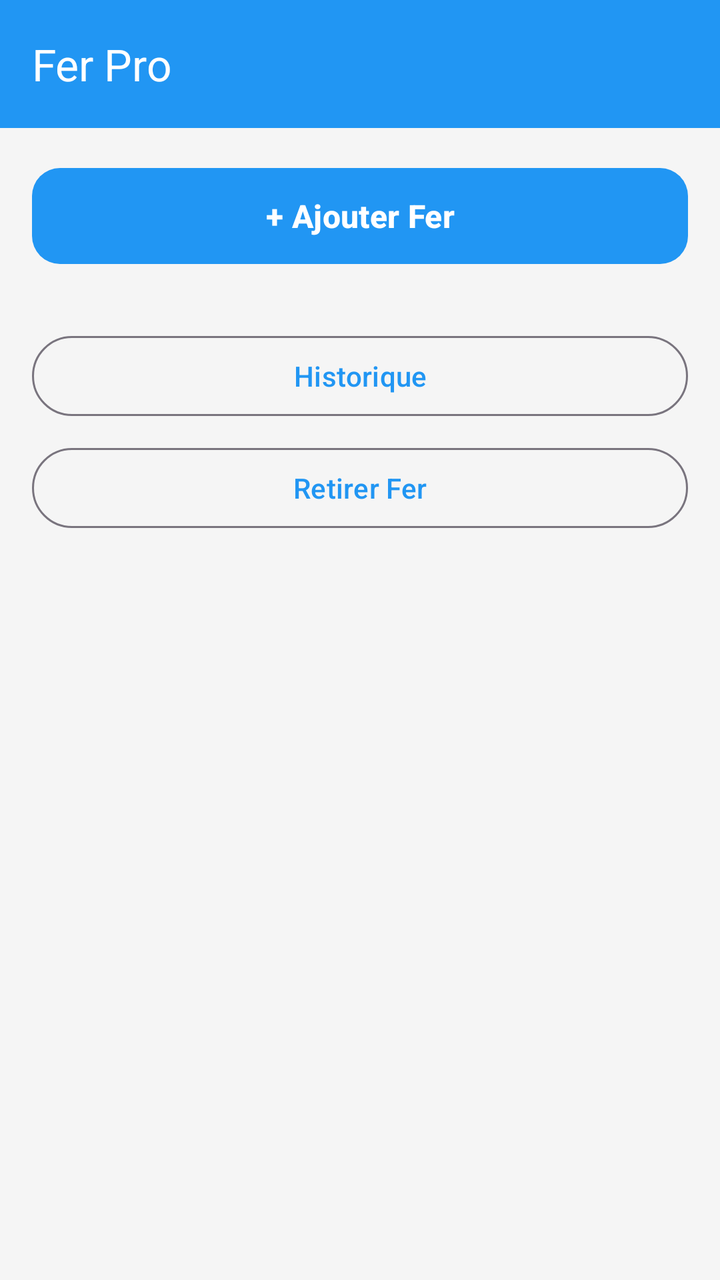
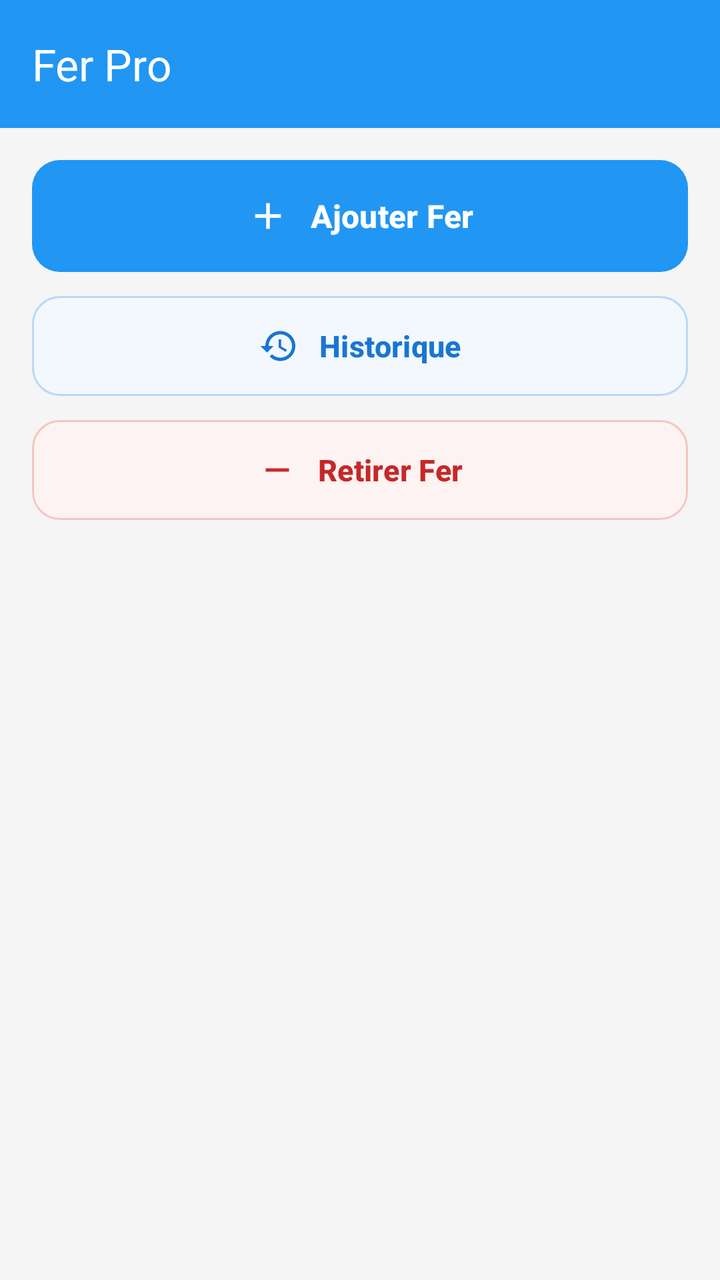

An Android layout rendered at two revisions. The XML below is the earlier revision; the diff shows what the commit changed to produce the second picture.
<!-- AndroidManifest.xml: application theme Theme.GKMBarFer -->
<!-- res/layout/activity_stock.xml -->
<?xml version="1.0" encoding="utf-8"?>
<androidx.drawerlayout.widget.DrawerLayout
    xmlns:android="http://schemas.android.com/apk/res/android"
    xmlns:app="http://schemas.android.com/apk/res-auto"
    android:id="@+id/drawerLayout"
    android:layout_width="match_parent"
    android:layout_height="match_parent">

    <LinearLayout
        android:layout_width="match_parent"
        android:layout_height="match_parent"
        android:orientation="vertical"
        android:background="@color/background">

        <include layout="@layout/layout_header" />

        <ScrollView
            android:layout_width="match_parent"
            android:layout_height="0dp"
            android:layout_weight="1"
            android:padding="16dp">

            <LinearLayout
                android:layout_width="match_parent"
                android:layout_height="wrap_content"
                android:orientation="vertical">

                <Button
                    android:id="@+id/btnAjouterFer"
                    style="@style/Widget.Material3.Button"
                    android:layout_width="match_parent"
                    android:layout_height="56dp"
                    android:layout_marginBottom="20dp"
                    android:text="+ Ajouter Fer"
                    android:textAllCaps="false"
                    android:textSize="16sp"
                    android:textStyle="bold"
                    android:textColor="@color/white"
                    app:backgroundTint="@color/primary"
                    app:cornerRadius="14dp"
                    app:elevation="3dp" />

                <com.google.android.material.button.MaterialButton
                    android:id="@+id/btnHistoriqueStock"
                    style="@style/Widget.Material3.Button.OutlinedButton"
                    android:layout_width="match_parent"
                    android:layout_height="wrap_content"
                    android:layout_marginTop="8dp"
                    android:text="Historique" />

                <com.google.android.material.button.MaterialButton
                    android:id="@+id/btnRetirerFer"
                    style="@style/Widget.Material3.Button.OutlinedButton"
                    android:layout_width="match_parent"
                    android:layout_height="wrap_content"
                    android:layout_marginTop="8dp"
                    android:text="Retirer Fer" />

                <TextView
                    android:id="@+id/tvStockVide"
                    android:layout_width="match_parent"
                    android:layout_height="wrap_content"
                    android:text="Aucun fer en stock pour l'instant."
                    android:textColor="@color/on_surface"
                    android:textSize="14sp"
                    android:gravity="center"
                    android:padding="24dp"
                    android:visibility="gone" />

                <LinearLayout
                    android:id="@+id/layoutStock"
                    android:layout_width="match_parent"
                    android:layout_height="wrap_content"
                    android:orientation="vertical" />

            </LinearLayout>
        </ScrollView>

    </LinearLayout>

    <com.google.android.material.navigation.NavigationView
        android:id="@+id/navigationView"
        android:layout_width="wrap_content"
        android:layout_height="match_parent"
        android:layout_gravity="start"
        app:headerLayout="@layout/nav_header"
        app:menu="@menu/drawer_menu" />

</androidx.drawerlayout.widget.DrawerLayout>
<!-- res/layout/layout_header.xml (included above) -->
<?xml version="1.0" encoding="utf-8"?>
<com.google.android.material.appbar.MaterialToolbar
    xmlns:android="http://schemas.android.com/apk/res/android"
    xmlns:app="http://schemas.android.com/apk/res-auto"
    android:id="@+id/toolbar"
    android:layout_width="match_parent"
    android:layout_height="?attr/actionBarSize"
    android:background="@color/primary"
    android:minHeight="?attr/actionBarSize"
    app:title="@string/app_name"
    app:titleTextColor="@color/white" />
<!-- res/layout/nav_header.xml (included above) -->
<?xml version="1.0" encoding="utf-8"?>
<LinearLayout xmlns:android="http://schemas.android.com/apk/res/android"
    android:layout_width="match_parent"
    android:layout_height="160dp"
    android:background="@color/primary"
    android:gravity="center_vertical"
    android:orientation="vertical"
    android:padding="16dp">

    <ImageView
        android:layout_width="56dp"
        android:layout_height="56dp"
        android:layout_marginBottom="8dp"
        android:contentDescription="@string/app_name"
        android:src="@mipmap/ic_launcher" />

    <TextView
        android:layout_width="wrap_content"
        android:layout_height="wrap_content"
        android:text="@string/app_name"
        android:textColor="@color/white"
        android:textSize="18sp"
        android:textStyle="bold" />

</LinearLayout>
<!-- resources referenced by this layout -->
<resources>
  <color name="background">#F5F5F5</color>
  <color name="on_surface">#212121</color>
  <color name="primary">#2196F3</color>
  <color name="white">#FFFFFFFF</color>
  <!-- mipmap ic_launcher (mipmap-anydpi-v26) -->
  <?xml version="1.0" encoding="utf-8"?>
  <adaptive-icon xmlns:android="http://schemas.android.com/apk/res/android">
      <background android:drawable="@drawable/ic_launcher_background"/>
      <foreground android:drawable="@mipmap/ic_launcher_foreground"/>
  </adaptive-icon>
  <string name="app_name">Fer Pro</string>
  <style name="Theme.GKMBarFer" parent="Base.Theme.GKMBarFer" />
  <!-- drawable ic_launcher_background: vector/xml drawable (drawable, 4866 chars, omitted) -->
  <style name="Base.Theme.GKMBarFer" parent="Theme.Material3.Light.NoActionBar">
          <item name="colorPrimary">@color/primary</item>
          <item name="colorPrimaryVariant">@color/primary_dark</item>
          <item name="colorOnPrimary">@color/white</item>
          <item name="android:windowBackground">@color/background</item>
          <item name="android:forceDarkAllowed" tools:targetApi="29">false</item>
      </style>
  <color name="primary_dark">#1976D2</color>
</resources>

<!-- the commit's change to res/layout/activity_stock.xml (unified diff, before → after) -->
@@ -25,36 +25,73 @@
                 android:layout_height="wrap_content"
                 android:orientation="vertical">
 
-                <Button
+                <com.google.android.material.button.MaterialButton
                     android:id="@+id/btnAjouterFer"
                     style="@style/Widget.Material3.Button"
                     android:layout_width="match_parent"
                     android:layout_height="56dp"
-                    android:layout_marginBottom="20dp"
-                    android:text="+ Ajouter Fer"
+                    android:layout_marginBottom="12dp"
+                    android:insetTop="0dp"
+                    android:insetBottom="0dp"
+                    android:text="Ajouter Fer"
                     android:textAllCaps="false"
+                    android:textColor="@color/white"
                     android:textSize="16sp"
                     android:textStyle="bold"
-                    android:textColor="@color/white"
                     app:backgroundTint="@color/primary"
                     app:cornerRadius="14dp"
-                    app:elevation="3dp" />
+                    app:elevation="3dp"
+                    app:icon="@drawable/ic_btn_ajouter"
+                    app:iconGravity="textStart"
+                    app:iconPadding="10dp"
+                    app:iconSize="22dp"
+                    app:iconTint="@color/white" />
 
                 <com.google.android.material.button.MaterialButton
                     android:id="@+id/btnHistoriqueStock"
                     style="@style/Widget.Material3.Button.OutlinedButton"
                     android:layout_width="match_parent"
-                    android:layout_height="wrap_content"
-                    android:layout_marginTop="8dp"
-                    android:text="Historique" />
+                    android:layout_height="50dp"
+                    android:layout_marginBottom="12dp"
+                    android:insetTop="0dp"
+                    android:insetBottom="0dp"
+                    android:text="Historique"
+                    android:textAllCaps="false"
+                    android:textColor="@color/add_poteau_text"
+                    android:textSize="15sp"
+                    android:textStyle="bold"
+                    app:backgroundTint="@color/add_poteau_background"
+                    app:cornerRadius="14dp"
+                    app:icon="@drawable/ic_btn_historique"
+                    app:iconGravity="textStart"
+                    app:iconPadding="10dp"
+                    app:iconSize="20dp"
+                    app:iconTint="@color/add_poteau_text"
+                    app:strokeColor="@color/add_poteau_stroke"
+                    app:strokeWidth="1dp" />
 
                 <com.google.android.material.button.MaterialButton
                     android:id="@+id/btnRetirerFer"
                     style="@style/Widget.Material3.Button.OutlinedButton"
                     android:layout_width="match_parent"
-                    android:layout_height="wrap_content"
-                    android:layout_marginTop="8dp"
-                    android:text="Retirer Fer" />
+                    android:layout_height="50dp"
+                    android:layout_marginBottom="20dp"
+                    android:insetTop="0dp"
+                    android:insetBottom="0dp"
+                    android:text="Retirer Fer"
+                    android:textAllCaps="false"
+                    android:textColor="@color/retirer_text"
+                    android:textSize="15sp"
+                    android:textStyle="bold"
+                    app:backgroundTint="@color/retirer_background"
+                    app:cornerRadius="14dp"
+                    app:icon="@drawable/ic_btn_retirer"
+                    app:iconGravity="textStart"
+                    app:iconPadding="10dp"
+                    app:iconSize="20dp"
+                    app:iconTint="@color/retirer_text"
+                    app:strokeColor="@color/retirer_stroke"
+                    app:strokeWidth="1dp" />
 
                 <TextView
                     android:id="@+id/tvStockVide"
<!-- resource entries referenced after the edit -->
@@ -1,9 +1,48 @@
 <!-- resources referenced by this layout -->
 <resources>
+  <color name="add_poteau_background">#F3F8FE</color>
+  <color name="add_poteau_stroke">#B9D8F7</color>
+  <color name="add_poteau_text">#1976D2</color>
   <color name="background">#F5F5F5</color>
   <color name="on_surface">#212121</color>
   <color name="primary">#2196F3</color>
+  <color name="retirer_background">#FDF3F2</color>
+  <color name="retirer_stroke">#F4C7C3</color>
+  <color name="retirer_text">#C62828</color>
   <color name="white">#FFFFFFFF</color>
+  <!-- drawable ic_btn_ajouter (drawable) -->
+  <?xml version="1.0" encoding="utf-8"?>
+  <vector xmlns:android="http://schemas.android.com/apk/res/android"
+      android:width="24dp"
+      android:height="24dp"
+      android:viewportWidth="24"
+      android:viewportHeight="24">
+      <path
+          android:fillColor="#FF000000"
+          android:pathData="M19,13h-6v6h-2v-6H5v-2h6V5h2v6h6v2z" />
+  </vector>
+  <!-- drawable ic_btn_historique (drawable) -->
+  <?xml version="1.0" encoding="utf-8"?>
+  <vector xmlns:android="http://schemas.android.com/apk/res/android"
+      android:width="24dp"
+      android:height="24dp"
+      android:viewportWidth="24"
+      android:viewportHeight="24">
+      <path
+          android:fillColor="#FF000000"
+          android:pathData="M13,3c-4.97,0 -9,4.03 -9,9L1,12l3.89,3.89 0.07,0.14L9,12L6,12c0,-3.87 3.13,-7 7,-7s7,3.13 7,7 -3.13,7 -7,7c-1.93,0 -3.68,-0.79 -4.94,-2.06l-1.42,1.42C8.27,19.99 10.51,21 13,21c4.97,0 9,-4.03 9,-9s-4.03,-9 -9,-9zM12,8v5l4.28,2.54 0.72,-1.21 -3.5,-2.08L13.5,8L12,8z" />
+  </vector>
+  <!-- drawable ic_btn_retirer (drawable) -->
+  <?xml version="1.0" encoding="utf-8"?>
+  <vector xmlns:android="http://schemas.android.com/apk/res/android"
+      android:width="24dp"
+      android:height="24dp"
+      android:viewportWidth="24"
+      android:viewportHeight="24">
+      <path
+          android:fillColor="#FF000000"
+          android:pathData="M19,13H5v-2h14v2z" />
+  </vector>
   <!-- mipmap ic_launcher (mipmap-anydpi-v26) -->
   <?xml version="1.0" encoding="utf-8"?>
   <adaptive-icon xmlns:android="http://schemas.android.com/apk/res/android">
